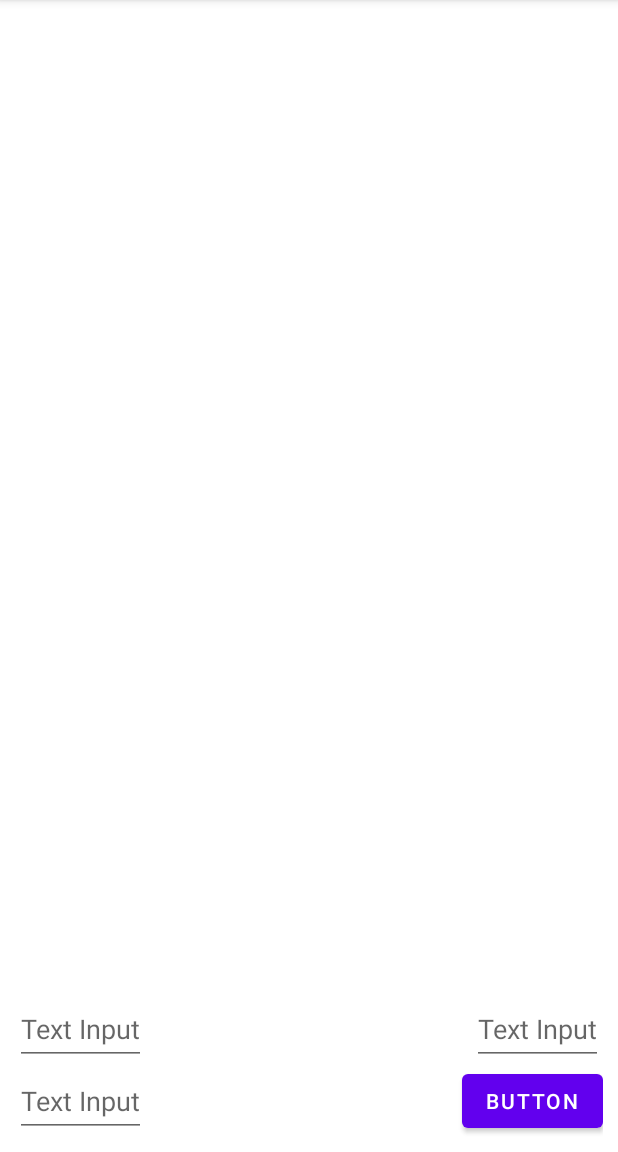
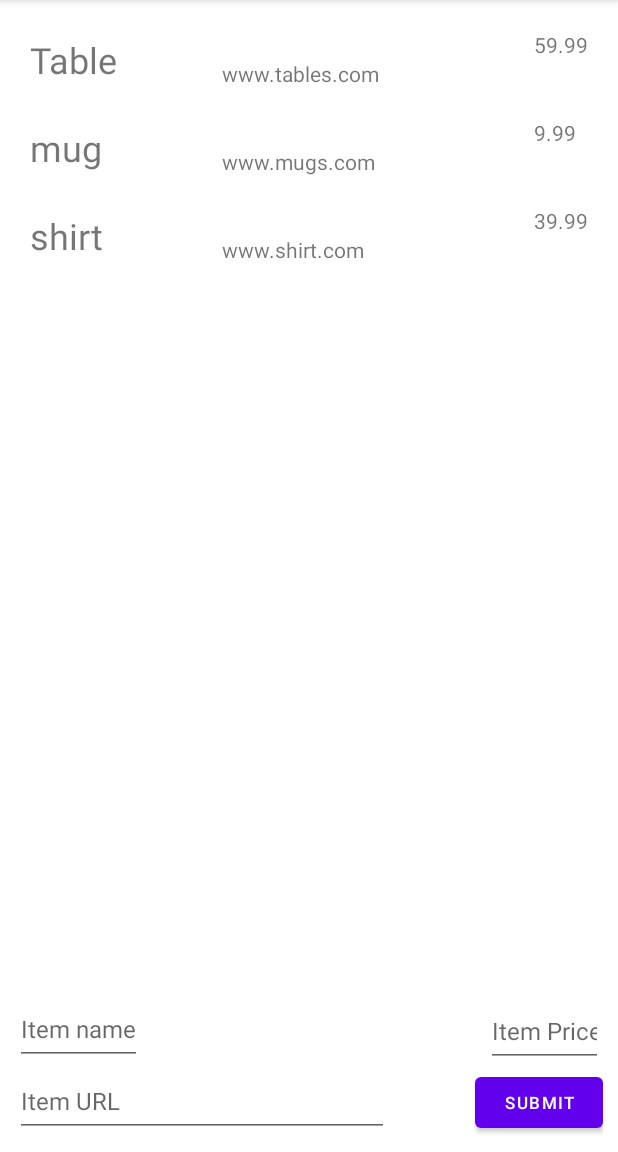
Before and after one commit to t-ryles/CodePath-WishList, an Android app: the screen it shows after launch (MainActivity), on a phone screen of 412 x 824 dp, the part 84-1236 px from its top. Run offline under Robolectric (Android 15) with nearby library versions, the phone set to English and light mode, and no system bars.

Commit message:
-Refactored- WishListAdapter.kt WishListAdapter.kt activity_main.xml

```diff
--- a/app/src/main/java/com/example/codepath_wishlist/MainActivity.kt
+++ b/app/src/main/java/com/example/codepath_wishlist/MainActivity.kt
@@ -2,10 +2,47 @@ package com.example.codepath_wishlist
 
 import androidx.appcompat.app.AppCompatActivity
 import android.os.Bundle
+import android.widget.Button
+import android.widget.TextView
+import androidx.recyclerview.widget.LinearLayoutManager
+import androidx.recyclerview.widget.RecyclerView
 
 class MainActivity : AppCompatActivity() {
+
+    private lateinit var recyclerView: RecyclerView
+
     override fun onCreate(savedInstanceState: Bundle?) {
         super.onCreate(savedInstanceState)
         setContentView(R.layout.activity_main)
+
+        //Getting recycler view
+        recyclerView = findViewById<RecyclerView>(R.id.recyclerView)
+        recyclerView.adapter = WishListAdapter(
+            listOf(
+                WishListModel(itemNameModel = "Table", itemPriceModel = "59.99", itemURLModel = "www.tables.com"),
+                WishListModel(itemNameModel = "mug", itemPriceModel = "9.99", itemURLModel = "www.mugs.com"),
+                WishListModel(itemNameModel = "shirt", itemPriceModel = "39.99", itemURLModel = "www.shirt.com")))
+
+        recyclerView.layoutManager = LinearLayoutManager(this)
+        //Button used to generate new card in RecyclerView with item info
+        //Getting button and setting click event
+        findViewById<Button>(R.id.button).setOnClickListener {
+            //
+            addCard()
+
+            }
+        }
+
+    fun addCard() {
+        val itemViewInput = findViewById<TextView>(R.id.itemName).text.toString()
+        val priceViewInput = findViewById<TextView>(R.id.itemPrice).text.toString()
+        val uRLViewInput = findViewById<TextView>(R.id.itemURL).text.toString()
+
+        val newItem = WishListModel(itemViewInput, priceViewInput, uRLViewInput)
+
+        val adapter = recyclerView.adapter as WishListAdapter
+        adapter.upDateWishList(adapter.wishListModel + newItem)
+
+
     }
 }
--- /dev/null
+++ b/app/src/main/java/com/example/codepath_wishlist/WishListAdapter.kt
@@ -0,0 +1,54 @@
+package com.example.codepath_wishlist
+
+import android.view.LayoutInflater
+import android.view.View
+import android.view.ViewGroup
+import android.widget.TextView
+import androidx.recyclerview.widget.RecyclerView
+
+class WishListAdapter(var wishListModel: List<WishListModel>): RecyclerView.Adapter<WishListAdapter.ViewHolder>() {
+
+    class ViewHolder( itemView: View) : RecyclerView.ViewHolder(itemView) {
+        // TODO: Create member variables for any view that will be set
+
+        val itemName: TextView
+        val itemPrice: TextView
+        val itemURL: TextView
+
+        init {
+            // TODO: Store each of the layout's views into
+            itemName = itemView.findViewById(R.id.itemName)
+            itemPrice = itemView.findViewById(R.id.itemPrice)
+            itemURL = itemView.findViewById(R.id.itemURL)
+
+
+        }
+
+    }
+
+    override fun onCreateViewHolder(parent: ViewGroup, viewType: Int): ViewHolder {
+        val context = parent.context
+        val inflater = LayoutInflater.from(context)
+        // Inflate the custom layout
+        val contactView = inflater.inflate(R.layout.wish_list_row, parent, false)
+        // Return a new holder instance
+        return ViewHolder(contactView)
+    }
+
+    override fun onBindViewHolder(holder: ViewHolder, position: Int) {
+        // Get the data model based on position
+        val wishListModel = wishListModel[position]
+        // Set item views based on views and data model
+        holder.itemName.text = wishListModel.itemNameModel
+        holder.itemPrice.text = wishListModel.itemPriceModel
+        holder.itemURL.text = wishListModel.itemURLModel
+    }
+
+    fun upDateWishList(newWishListModel: List<WishListModel>) {
+        wishListModel = newWishListModel
+    }
+
+    override fun getItemCount(): Int {
+        return wishListModel.size
+    }
+}
--- /dev/null
+++ b/app/src/main/java/com/example/codepath_wishlist/WishListModel.kt
@@ -0,0 +1,7 @@
+package com.example.codepath_wishlist
+
+data class WishListModel (
+    val itemNameModel: String,
+    val itemPriceModel: String,
+    val itemURLModel: String
+    )
--- a/app/src/main/java/com/example/codepath_wishlist/wishListModel.kt
+++ /dev/null
@@ -1,7 +0,0 @@
-package com.example.codepath_wishlist
-
-data class wishListModel (
-    val itemName: String,
-    val itemPrice: String,
-    val itemURL: String
-    )
--- a/app/src/main/res/layout/activity_main.xml
+++ b/app/src/main/res/layout/activity_main.xml
@@ -1,5 +1,6 @@
 <?xml version="1.0" encoding="utf-8"?>
-<androidx.constraintlayout.widget.ConstraintLayout xmlns:android="http://schemas.android.com/apk/res/android"
+<androidx.constraintlayout.widget.ConstraintLayout
+    xmlns:android="http://schemas.android.com/apk/res/android"
     xmlns:app="http://schemas.android.com/apk/res-auto"
     xmlns:tools="http://schemas.android.com/tools"
     android:id="@+id/mainRV"
@@ -14,46 +15,55 @@
         android:layout_height="0dp"
         app:layout_constraintBottom_toTopOf="@+id/nameInput"
         app:layout_constraintTop_toTopOf="parent"
-        tools:layout_editor_absoluteX="0dp" />
+        app:layout_constraintVertical_bias="1.0"
+        tools:layout_editor_absoluteX="158dp" />
 
     <com.google.android.material.textfield.TextInputEditText
         android:id="@+id/nameInput"
         android:layout_width="wrap_content"
         android:layout_height="48dp"
-        android:hint="@string/text_input"
+        android:hint="@string/item_name"
         android:inputType="text"
         android:lines="1"
         android:maxLines="1"
+        android:textSize="16sp"
         app:layout_constraintBottom_toTopOf="@+id/URLInput"
-        app:layout_constraintStart_toStartOf="parent" />
+        app:layout_constraintStart_toStartOf="parent"
+        tools:ignore="TextContrastCheck" />
 
     <com.google.android.material.textfield.TextInputEditText
         android:id="@+id/URLInput"
-        android:layout_width="wrap_content"
+        android:layout_width="249dp"
         android:layout_height="48dp"
-        android:hint="@string/text_input"
+        android:hint="@string/item_url"
         android:inputType="text"
         android:lines="1"
         android:maxLines="1"
+        android:textSize="16sp"
         app:layout_constraintBottom_toBottomOf="parent"
-        app:layout_constraintStart_toStartOf="parent" />
+        app:layout_constraintStart_toStartOf="parent"
+        tools:ignore="TextContrastCheck" />
 
     <com.google.android.material.textfield.TextInputEditText
         android:id="@+id/priceInput"
-        android:layout_width="wrap_content"
+        android:layout_width="78dp"
         android:layout_height="48dp"
-        android:hint="@string/text_input"
+        android:hint="@string/item_price"
         android:inputType="text"
         android:lines="1"
         android:maxLines="1"
+        android:textSize="16sp"
         app:layout_constraintBottom_toTopOf="@+id/button"
-        app:layout_constraintEnd_toEndOf="parent" />
+        app:layout_constraintEnd_toEndOf="parent"
+        app:layout_constraintTop_toBottomOf="@+id/recyclerView"
+        tools:ignore="TextContrastCheck" />
 
     <Button
         android:id="@+id/button"
-        android:layout_width="wrap_content"
-        android:layout_height="wrap_content"
-        android:text="@string/button"
+        android:layout_width="85dp"
+        android:layout_height="46dp"
+        android:text="@string/submit"
+        android:textSize="11sp"
         app:layout_constraintBottom_toBottomOf="parent"
         app:layout_constraintEnd_toEndOf="parent" />
 
--- a/app/src/main/res/layout/wish_list_row.xml
+++ b/app/src/main/res/layout/wish_list_row.xml
@@ -2,7 +2,6 @@
 <androidx.constraintlayout.widget.ConstraintLayout
     xmlns:android="http://schemas.android.com/apk/res/android"
     xmlns:app="http://schemas.android.com/apk/res-auto"
-    xmlns:tools="http://schemas.android.com/tools"
     android:layout_width="match_parent"
     android:layout_height="wrap_content"
     android:padding="10dp">
@@ -12,6 +11,7 @@
         android:layout_width="wrap_content"
         android:layout_height="wrap_content"
         android:hint="@string/coffee_mug"
+        android:textColorHint="#78909C"
         android:textSize="24sp"
         app:layout_constraintBottom_toBottomOf="@+id/itemURL"
         app:layout_constraintStart_toStartOf="parent"
@@ -22,6 +22,7 @@
         android:layout_width="wrap_content"
         android:layout_height="wrap_content"
         android:hint="@string/_39_99"
+        android:textColorHint="#757575"
         app:layout_constraintEnd_toEndOf="parent"
         app:layout_constraintTop_toTopOf="parent" />
 
@@ -30,6 +31,7 @@
         android:layout_width="wrap_content"
         android:layout_height="wrap_content"
         android:hint="@string/yeticom"
+        android:textColorHint="#757575"
         app:layout_constraintEnd_toEndOf="parent"
         app:layout_constraintTop_toBottomOf="@+id/itemPrice" />
 </androidx.constraintlayout.widget.ConstraintLayout>
--- a/app/src/main/res/values/strings.xml
+++ b/app/src/main/res/values/strings.xml
@@ -5,4 +5,8 @@
     <string name="yeticom">https://www.yeti.com/drinkware/mugs</string>
     <string name="text_input">Text Input</string>
     <string name="button">Button</string>
+    <string name="submit">Submit</string>
+    <string name="item_price">Item Price</string>
+    <string name="item_url">Item URL</string>
+    <string name="item_name">Item name</string>
 </resources>
```
